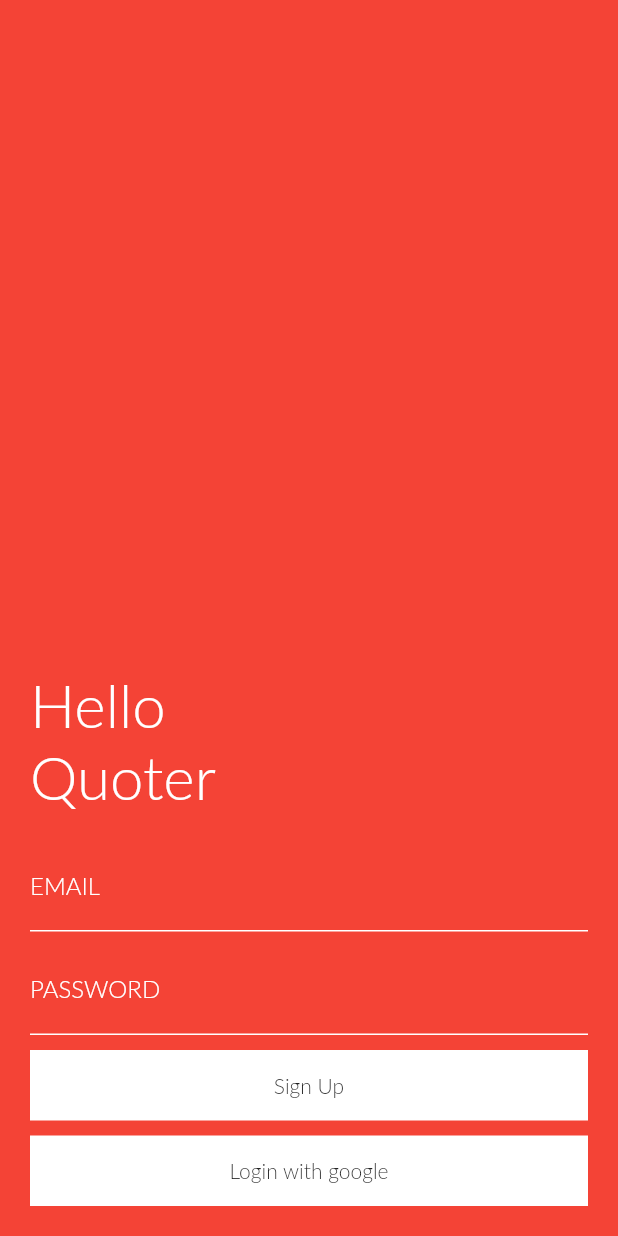
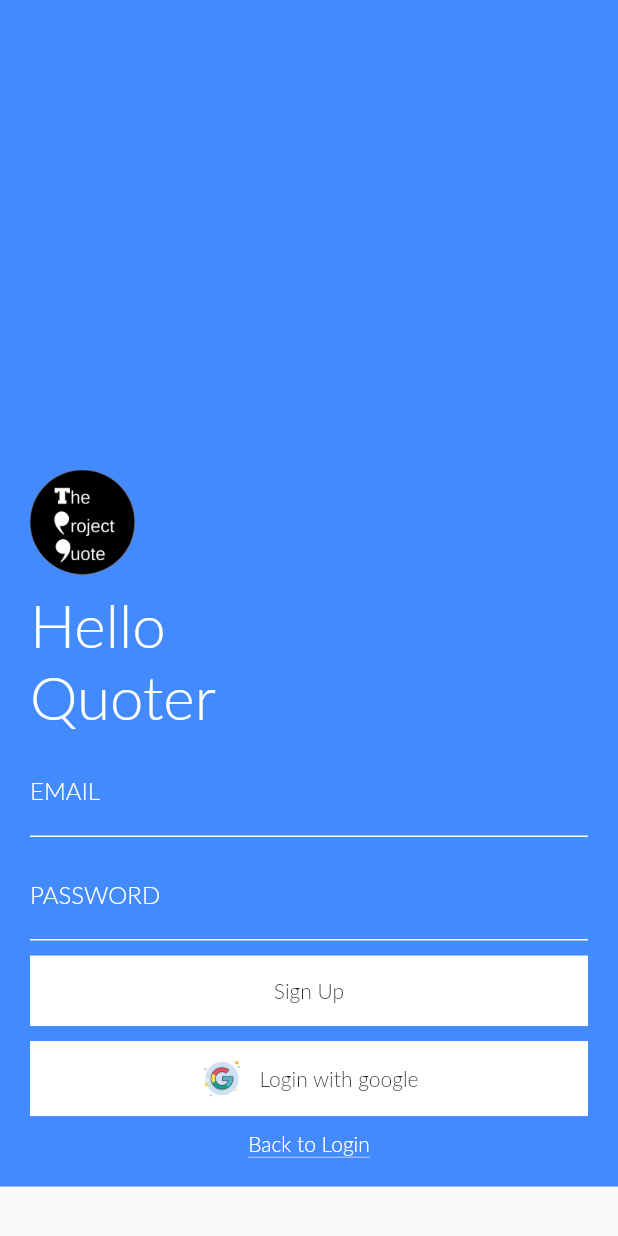
Before and after one commit to AlaaEdAouimeur/Flutter_SocialNetwork, a Flutter app: the LoginPage screen opened directly with empty values, on a phone screen of 412 x 824 dp. Run offline on Flutter 3.47's test engine with Material 2 defaults, Android fonts, the phone set to English and light mode, and no system bars; our stand-ins replace carousel_slider, firebase_auth, firebase_database, flutter_redux, google_sign_in, redux and 1 more; missing offline and left inert: flutter_facebook_login; accounts and stored records are empty.

Commit message:
Login Page UI Changes

```diff
--- a/lib/main.dart
+++ b/lib/main.dart
@@ -13,7 +13,9 @@ class MyApp extends StatelessWidget {
         store: store,
         child: new MaterialApp(
           title: title,
-          theme: ThemeData(fontFamily: 'LatoLight'),
+          theme: ThemeData(
+            fontFamily: 'LatoLight',
+          ),
           home: Scaffold(
             body: Routes(),
           ),
--- a/lib/pages/login_page.dart
+++ b/lib/pages/login_page.dart
@@ -3,65 +3,126 @@ import '../functions/login_functions.dart' as loginFunctions;
 import '../viewModel/userProfileTab.dart';
 import '../functions/instances.dart' as userInstance;
 
-class LoginPage extends StatelessWidget {
+class LoginPage extends StatefulWidget {
   final ViewModel vm;
-  LoginPage(this.vm) {
-    _focusNode.addListener(_focusNodeListener);
-    print("constructor");
-  }
-
-  FocusNode _focusNode = new FocusNode();
-
-  Future<Null> _focusNodeListener() async {
-    if (_focusNode.hasFocus){
-      print('TextField got the focus');
-    } else {
-      print('TextField lost the focus');
+  LoginPage(this.vm);
+  @override
+  State<StatefulWidget> createState() {
+    return new LoginPageState(vm);
   }
 }
 
+class LoginPageState extends State<LoginPage> {
+  final ViewModel vm;
+  bool loginMode = true;
+  LoginPageState(this.vm);
+
   Widget build(BuildContext context) {
     return Material(
-      color: Colors.red,
-      child: Center(
+      child: Scaffold(
+        resizeToAvoidBottomPadding: true,
+        body: Container(
+          child: ListView(
+            children: <Widget>[
+              GestureDetector(
+                onTap: () =>
+                    FocusScope.of(context).requestFocus(new FocusNode()),
                 child: Container(
+                  height: MediaQuery.of(context).size.height * 0.96,
                   padding: EdgeInsets.all(20.0),
-          color: Colors.red,
+                  color: Colors.blueAccent,
                   child: GestureDetector(
-            onTap: () => FocusScope.of(context).requestFocus(new FocusNode()),
                     child: Column(
                       mainAxisAlignment: MainAxisAlignment.end,
                       crossAxisAlignment: CrossAxisAlignment.start,
                       children: <Widget>[
-                Text("Hello",
-                  style: TextStyle(
-                    fontSize: 40.0,
-                    color: Colors.white,
+                        Image.asset(
+                          'assets/images/logo.png',
+                          width: 70,
+                        ),
+                        SizedBox(height: 10),
+                        headingBox(),
+                        loginWithEmailPassword(),
+                        googleLoginButton(),
+                        SizedBox(height: 10),
+                        signUpOption(),
+                      ],
                     ),
                   ),
-                Text("Quoter",
-                  style: TextStyle(
-                    fontSize: 40.0,
-                    color: Colors.white,
                 ),
               ),
-                SizedBox(height: 20.0,),
-                loginWithEmailPassword(),
-                googleLoginButton(),
             ],
-            ),
           ),
         ),
       ),
     );
   }
 
-  Widget loginWithEmailPassword() {
+  Widget signUpOption() {
+    return GestureDetector(
+        child: Container(
+          width: double.infinity,
+          child: loginMode == false ? Text(
+            "New to The Project Quote? Sign Up",
+            textAlign: TextAlign.center,
+            style: TextStyle(
+              color: Colors.white,
+              decorationStyle: TextDecorationStyle.solid,
+              decoration: TextDecoration.underline,
+            ),
+          ) :
+          Text(
+            "Back to Login",
+            textAlign: TextAlign.center,
+            style: TextStyle(
+              color: Colors.white,
+              decorationStyle: TextDecorationStyle.solid,
+              decoration: TextDecoration.underline,
+            ),
+          ),
+        ),
+        onTap: () {
+          if(loginMode == false) {
+            setState(() {
+              loginMode = true;
+            });
+          } else {
+            setState(() {
+              loginMode = false;
+            });
+          }
+        }
+    );
+  }
+
+  Widget headingBox() {
     return Column(
-        children: <Widget>[
-          TextField(
-            decoration: InputDecoration(
-              labelText: "EMAIL",
+      crossAxisAlignment: CrossAxisAlignment.start,
+      children: <Widget> [
+        Text(
+          "Hello",
+          style: TextStyle(
+            fontSize: 40.0,
+            color: Colors.white,
+          ),
+        ),
+        Text(
+          "Quoter",
+          style: TextStyle(
+            fontSize: 40.0,
+            color: Colors.white,
+          ),
+        ),
+        SizedBox(
+          height: 10.0,
+        ),
+      ],
+    );
+  }
+
+  InputDecoration textFieldDecoration(String label) {
+    return InputDecoration(
+      labelText: label,
       fillColor: Colors.white,
       labelStyle: TextStyle(
         color: Colors.white,
@@ -73,46 +134,52 @@ class LoginPage extends StatelessWidget {
           style: BorderStyle.solid,
         ),
       ),
+      focusedBorder: new UnderlineInputBorder(
+          borderSide: BorderSide(
+            color: Colors.grey ,
+            width: 1.5,
+            style: BorderStyle.solid,
+          )
       ),
+    );
+  }
+
+  Widget loginWithEmailPassword() {
+    return Column(
+      children: <Widget>[
+        TextField(
+          decoration: textFieldDecoration("EMAIL"),
         ),
-          SizedBox(height: 10.0,),
+        SizedBox(
+          height: 10.0,
+        ),
         TextField(
-            decoration: InputDecoration(
-              labelText: "PASSWORD",
-              fillColor: Colors.white,
-              labelStyle: TextStyle(
-                color: Colors.white,
-              ),
-              enabledBorder: new UnderlineInputBorder(
-                borderSide: BorderSide(
-                  color: Colors.white,
-                  width: 1.0,
-                  style: BorderStyle.solid,
-                ),
-              ),
-            ),
+          decoration: textFieldDecoration("PASSWORD"),
           obscureText: true,
         ),
-          SizedBox(height: 10.0,),
+        loginMode == false ?
+        TextField(
+          decoration: textFieldDecoration("RETYPE PASSWORD"),
+          obscureText: true,
+        )
+            :
+        SizedBox(height: 0),
+        SizedBox(height: 10),
         Container(
           color: Colors.white,
           width: double.infinity,
           padding: EdgeInsets.all(15.0),
           child: Center(
             child: GestureDetector(
-                child: Text("Sign Up"),
-                onTap: () => loginFunctions.LoginFunctions()
-                    .googleLogin(vm)
-                    .then((user) => {
-                  userInstance.UserInstance.user = user,
-                  vm.changeLoginState(true),
-                  vm.changeLoadingState(false),
-                })
-                    .catchError((e) => print(e)),
+                child: loginMode == false ?
+                Text("Sign In") :
+                Text("Sign Up"),
+                onTap: () => print("tapped")),
           ),
         ),
+        SizedBox(
+          height: 10.0,
         ),
-          SizedBox(height: 10.0,),
       ],
     );
   }
@@ -121,10 +188,20 @@ class LoginPage extends StatelessWidget {
     return Container(
       color: Colors.white,
       width: double.infinity,
-      padding: EdgeInsets.all(15.0),
+      padding: EdgeInsets.all(10.0),
       child: Center(
         child: GestureDetector(
-          child: Text("Login with google"),
+          child: Row(
+            mainAxisAlignment: MainAxisAlignment.center,
+            children: <Widget>[
+              Image.asset(
+                'assets/images/google_icon.png',
+                width: 30,
+              ),
+              SizedBox(width: 10.0),
+              Text("Login with google"),
+            ],
+          ),
           onTap: () => loginFunctions.LoginFunctions()
               .googleLogin(vm)
               .then((user) => {
--- a/lib/pages/tutorial_page.dart
+++ b/lib/pages/tutorial_page.dart
@@ -36,7 +36,7 @@ class TutorialPageState extends State<TutorialPage> {
         onPressed: () => {
               print("Pressed"),
               SharedPreferences.getInstance().then((prefs) => {
-                    prefs.setBool("firstTime", false),
+                    prefs.setBool("firstUse", false),
                     viewModel.changeFirstTimeState(false),
                     Navigator.push(
                       context,
--- a/pubspec.yaml
+++ b/pubspec.yaml
@@ -45,7 +45,8 @@ dev_dependencies:
 # The following section is specific to Flutter.
 flutter:
   assets:
-      - assets/images/logo.png
+    - assets/images/logo.png
+    - assets/images/google_icon.png
 
   # The following line ensures that the Material Icons font is
   # included with your application, so that you can use the icons in
@@ -58,7 +59,7 @@ flutter:
       - asset: assets/fonts/OpenSans-Light.ttf
     - family: LatoLight
       fonts:
-      - asset: assets/fonts/Lato-Light.ttf
+        - asset: assets/fonts/Lato-Light.ttf
 
   # To add assets to your application, add an assets section, like this:
   # assets:
```
Also changed, not shown: assets/images/google_icon.png (added), 2 other files. Lines whose indentation alone changed are shown as unchanged.
